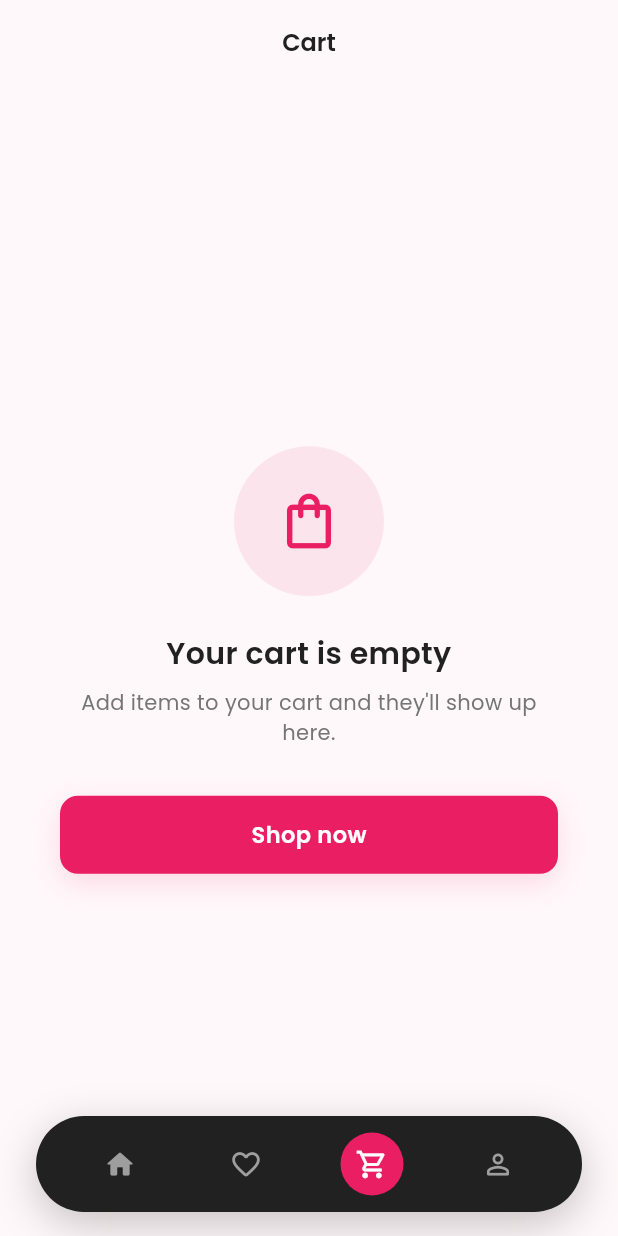
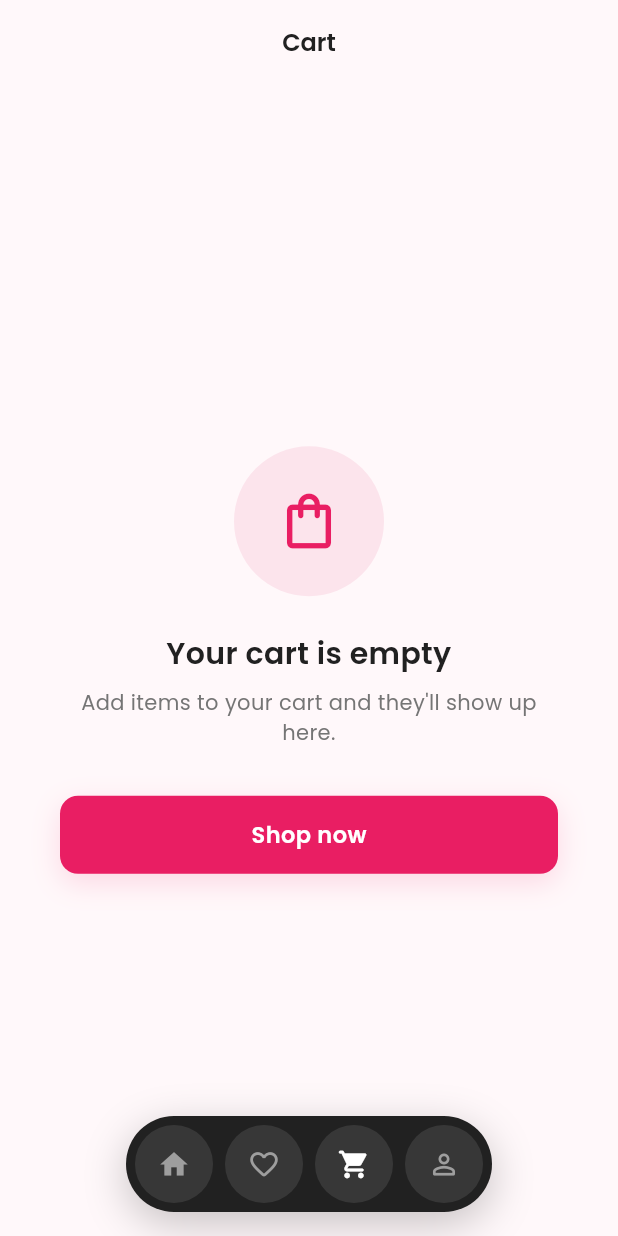
Before and after one commit to bayajitislam/velvet_shop, a Flutter app: the screen it shows after launch, after a tap on the "shopping cart" icon, on a phone screen of 412 x 824 dp. Run offline on Flutter 3.47's test engine with Material 3 defaults, Android fonts, the light colour scheme and no system bars; our stand-ins replace get, get_storage, google_fonts; accounts and stored records are empty; network calls fail.

Commit message:
refactor: wishlist page - cart page - custome navbar

```diff
--- a/lib/core/widgets/custom_bottom_nav_bar.dart
+++ b/lib/core/widgets/custom_bottom_nav_bar.dart
@@ -7,10 +7,22 @@ class CustomBottomNavBar extends StatelessWidget {
   const CustomBottomNavBar({super.key});
 
   static const _items = [
-    (icon: Icons.home_rounded, label: 'Home'),
-    (icon: Icons.favorite_border_rounded, label: 'Wishlist'),
-    (icon: Icons.shopping_cart_outlined, label: 'Cart'),
-    (icon: Icons.person_outline_rounded, label: 'Profile'),
+    (icon: Icons.home_sharp, activeIcon: Icons.home_rounded, label: 'Home'),
+    (
+      icon: Icons.favorite_border_rounded,
+      activeIcon: Icons.favorite_rounded,
+      label: 'Wishlist',
+    ),
+    (
+      icon: Icons.shopping_cart_outlined,
+      activeIcon: Icons.shopping_cart_rounded,
+      label: 'Cart',
+    ),
+    (
+      icon: Icons.person_outline_rounded,
+      activeIcon: Icons.person_rounded,
+      label: 'Profile',
+    ),
   ];
 
   @override
@@ -18,7 +30,6 @@ class CustomBottomNavBar extends StatelessWidget {
     final c = Get.find<HomeController>();
     return Obx(
       () => Container(
-        height: 64,
         decoration: BoxDecoration(
           color: AppPallete.bodyText,
           borderRadius: BorderRadius.circular(32),
@@ -30,6 +41,8 @@ class CustomBottomNavBar extends StatelessWidget {
             ),
           ],
         ),
+        padding: const EdgeInsets.symmetric(vertical: 6),
+        margin: const EdgeInsets.symmetric(horizontal: 60),
         child: Row(
           mainAxisAlignment: MainAxisAlignment.spaceEvenly,
           children: List.generate(_items.length, (i) {
@@ -42,13 +55,13 @@ class CustomBottomNavBar extends StatelessWidget {
                 child: Center(
                   child: AnimatedContainer(
                     duration: const Duration(milliseconds: 200),
-                    padding: const EdgeInsets.all(10),
+                    padding: const EdgeInsets.all(15),
                     decoration: BoxDecoration(
-                      color: selected ? AppPallete.primary : Colors.transparent,
+                      color: AppPallete.white.withValues(alpha: 0.1),
                       shape: BoxShape.circle,
                     ),
                     child: Icon(
-                      _items[i].icon,
+                      selected ? _items[i].activeIcon : _items[i].icon,
                       color: selected ? AppPallete.white : AppPallete.extraAsh,
                       size: 22,
                     ),
--- a/lib/features/wishlist/view/wishlist_page.dart
+++ b/lib/features/wishlist/view/wishlist_page.dart
@@ -52,10 +52,10 @@ class WishlistPage extends StatelessWidget {
           child: GridView.builder(
             padding: const EdgeInsets.only(top: 8, bottom: 24),
             gridDelegate: const SliverGridDelegateWithFixedCrossAxisCount(
-              crossAxisCount: 2,
+              crossAxisCount: 1,
               crossAxisSpacing: 14,
               mainAxisSpacing: 16,
-              childAspectRatio: 0.62, // same ratio as home grid
+              childAspectRatio: 1, // same ratio as home grid
             ),
             itemCount: c.items.length,
             itemBuilder: (_, i) {
```
Also changed, not shown: lib/features/cart/view/cart_page.dart (+12 -7 lines).
